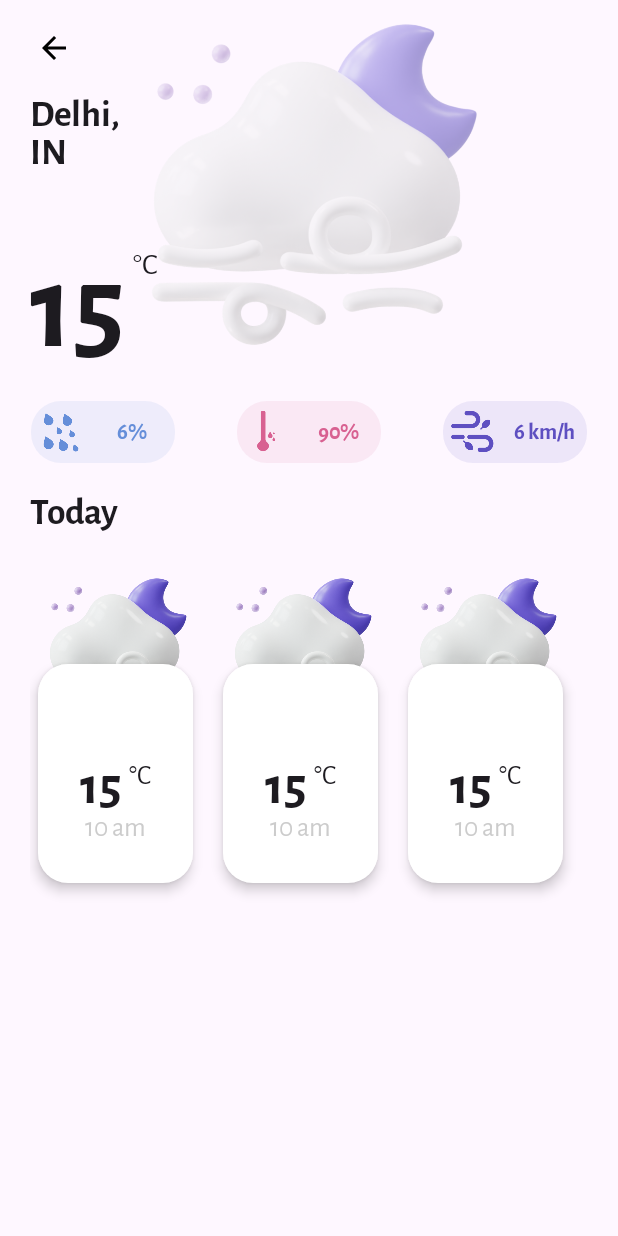
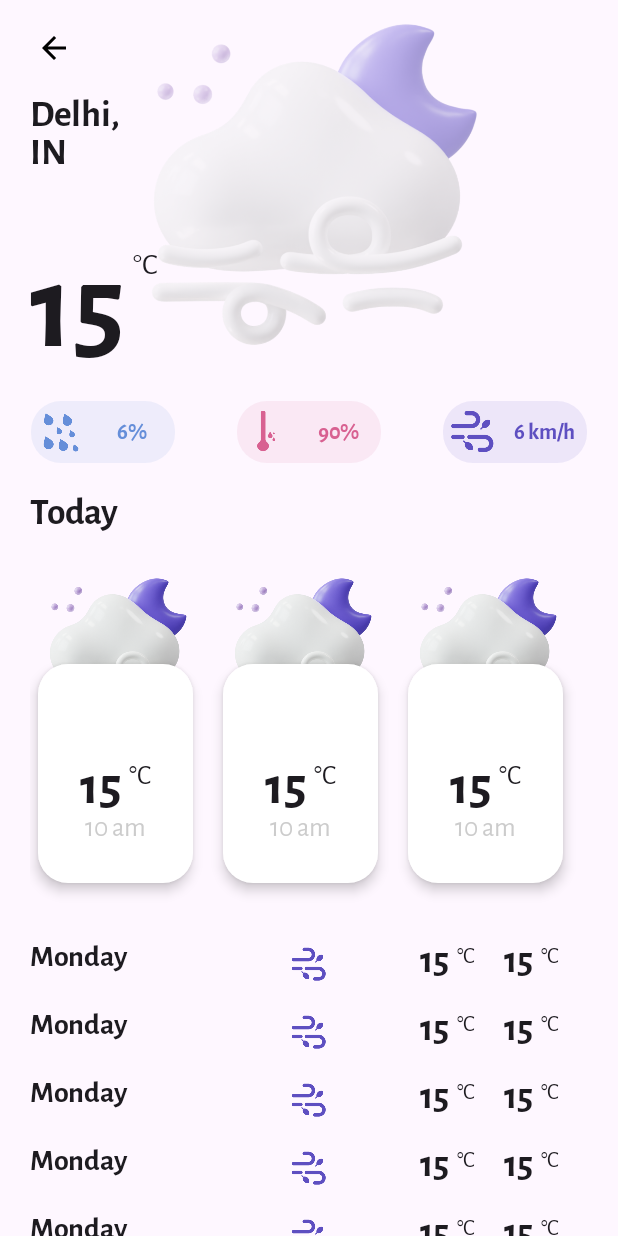
Before and after one commit to aneeshgupta25/JetMausam, an Android app built with Jetpack Compose: the @Preview function StatsScreen, on a phone screen of 412 x 824 dp. Run offline under Robolectric (Android 15) with nearby library versions, the phone set to English and light mode, and no system bars; our stand-ins replace constraintlayout-compose.

Commit message:
StatsScreen UI layout

```diff
--- a/app/src/main/java/com/example/jetmausam/screens/stats/StatsScreen.kt
+++ b/app/src/main/java/com/example/jetmausam/screens/stats/StatsScreen.kt
@@ -15,6 +15,7 @@ import androidx.compose.foundation.layout.fillMaxWidth
 import androidx.compose.foundation.layout.height
 import androidx.compose.foundation.layout.padding
 import androidx.compose.foundation.layout.width
+import androidx.compose.foundation.lazy.LazyColumn
 import androidx.compose.foundation.lazy.LazyRow
 import androidx.compose.foundation.lazy.items
 import androidx.compose.material.icons.Icons
@@ -45,6 +46,7 @@ import com.example.jetmausam.model.mausam.MausamDailyData
 import com.example.jetmausam.screens.main.MainViewModel
 import com.example.jetmausam.utils.MyFonts
 import com.example.jetmausam.utils.ScreenConfig
+import com.example.jetmausam.widgets.FutureMausamRow
 import com.example.jetmausam.widgets.MausamCard
 import com.example.jetmausam.widgets.MausamInfoCard
 import com.example.jetmausam.widgets.TempRow
@@ -180,7 +182,20 @@ fun StatsScreen(
                         .weight(2.5f)
                         .fillMaxWidth(),
                 ) {
-
+                    LazyColumn(
+                        modifier = Modifier.padding(horizontal = 20.dp),
+                        contentPadding = PaddingValues(vertical = 10.dp),
+                        verticalArrangement = Arrangement.spacedBy(15.dp)
+                    ) {
+                        items(listOf(1,2,3,4,5)) {
+                            FutureMausamRow(
+                                valueFontSize = 25.sp,
+                                unitFontSize = 15.sp,
+                                valueText = "15",
+                                unitInCel = true
+                            )
+                        }
+                    }
                 }
             }
         }
--- /dev/null
+++ b/app/src/main/java/com/example/jetmausam/widgets/FutureMausamRow.kt
@@ -0,0 +1,59 @@
+package com.example.jetmausam.widgets
+
+import androidx.compose.foundation.Image
+import androidx.compose.foundation.background
+import androidx.compose.foundation.layout.Box
+import androidx.compose.foundation.layout.Row
+import androidx.compose.foundation.layout.Spacer
+import androidx.compose.foundation.layout.fillMaxWidth
+import androidx.compose.foundation.layout.height
+import androidx.compose.foundation.layout.width
+import androidx.compose.material3.Surface
+import androidx.compose.material3.Text
+import androidx.compose.runtime.Composable
+import androidx.compose.ui.Alignment
+import androidx.compose.ui.Modifier
+import androidx.compose.ui.graphics.Color
+import androidx.compose.ui.layout.ContentScale
+import androidx.compose.ui.res.painterResource
+import androidx.compose.ui.text.font.FontWeight
+import androidx.compose.ui.tooling.preview.Preview
+import androidx.compose.ui.unit.TextUnit
+import androidx.compose.ui.unit.dp
+import androidx.compose.ui.unit.sp
+import com.example.jetmausam.R
+import com.example.jetmausam.utils.MyFonts
+
+@Composable
+@Preview
+fun FutureMausamRow(
+    modifier: Modifier = Modifier,
+    valueFontSize: TextUnit = 35.sp,
+    unitFontSize: TextUnit = 20.sp,
+    valueText: String = "10",
+    unitInCel: Boolean = true
+) {
+    Row(
+        modifier = modifier.fillMaxWidth()
+    ) {
+        Text(modifier = Modifier.weight(0.3f),
+            text = "Monday",
+            fontFamily = MyFonts.alegreyaSansFamily,
+            fontWeight = FontWeight.Bold,
+            fontSize = 20.sp
+        )
+        Box(
+            modifier = Modifier.weight(0.4f).height(30.dp).background(Color.Transparent),
+            contentAlignment = Alignment.Center
+        ) {
+            Image(painter = painterResource(id = R.drawable.wind_info_col), contentDescription = "",
+                contentScale = ContentScale.FillHeight)
+        }
+        TempRow(
+            modifier = Modifier.weight(0.15f),
+            valueFontSize = valueFontSize, unitFontSize = unitFontSize, valueText = valueText, unitInCel = unitInCel)
+        TempRow(
+            modifier = Modifier.weight(0.15f),
+            valueFontSize = valueFontSize, unitFontSize = unitFontSize, valueText = valueText, unitInCel = unitInCel)
+    }
+}
```
